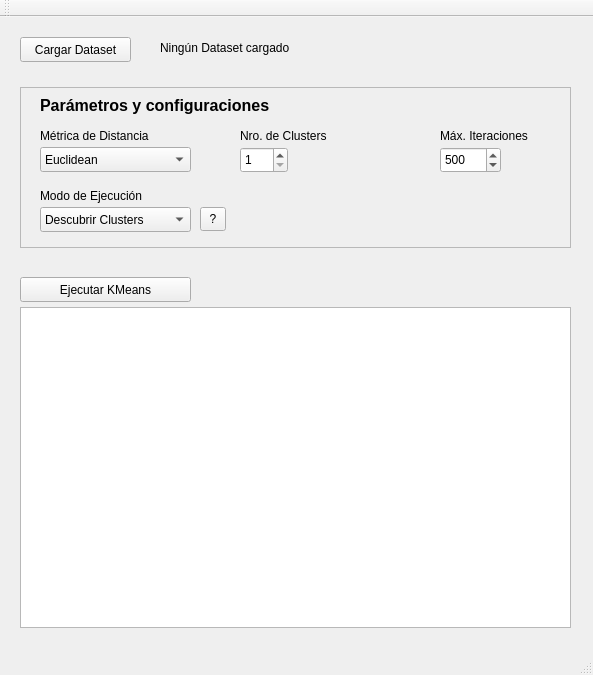
alfonsoromanz/KMeansTool, file mainwindow.ui: the form before one commit.
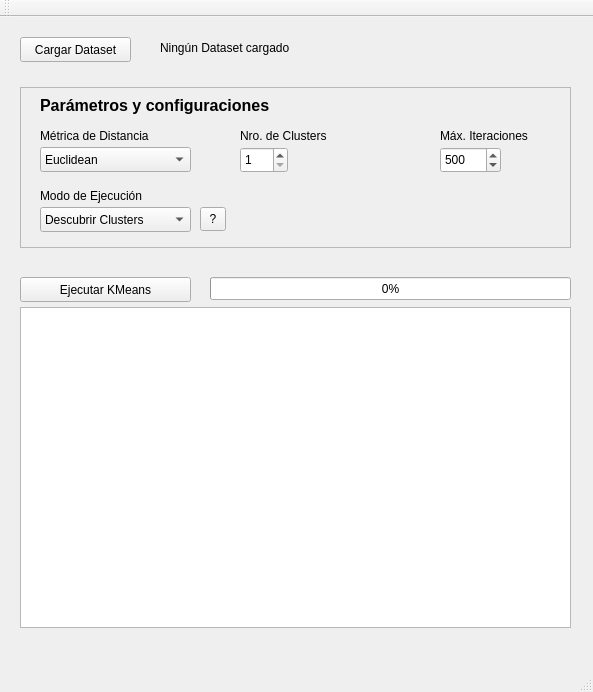
The form after the commit. Icons and pictures are not drawn.

What changed in the file:
```diff
--- a/mainwindow.ui
+++ b/mainwindow.ui
@@ -7,7 +7,7 @@
     <x>0</x>
     <y>0</y>
     <width>593</width>
-    <height>675</height>
+    <height>692</height>
    </rect>
   </property>
   <property name="windowTitle">
@@ -258,6 +258,19 @@
      <string>Ningún Dataset cargado</string>
     </property>
    </widget>
+   <widget class="QProgressBar" name="progressBar">
+    <property name="geometry">
+     <rect>
+      <x>210</x>
+      <y>260</y>
+      <width>361</width>
+      <height>23</height>
+     </rect>
+    </property>
+    <property name="value">
+     <number>0</number>
+    </property>
+   </widget>
   </widget>
   <widget class="QMenuBar" name="menuBar">
    <property name="geometry">
```
